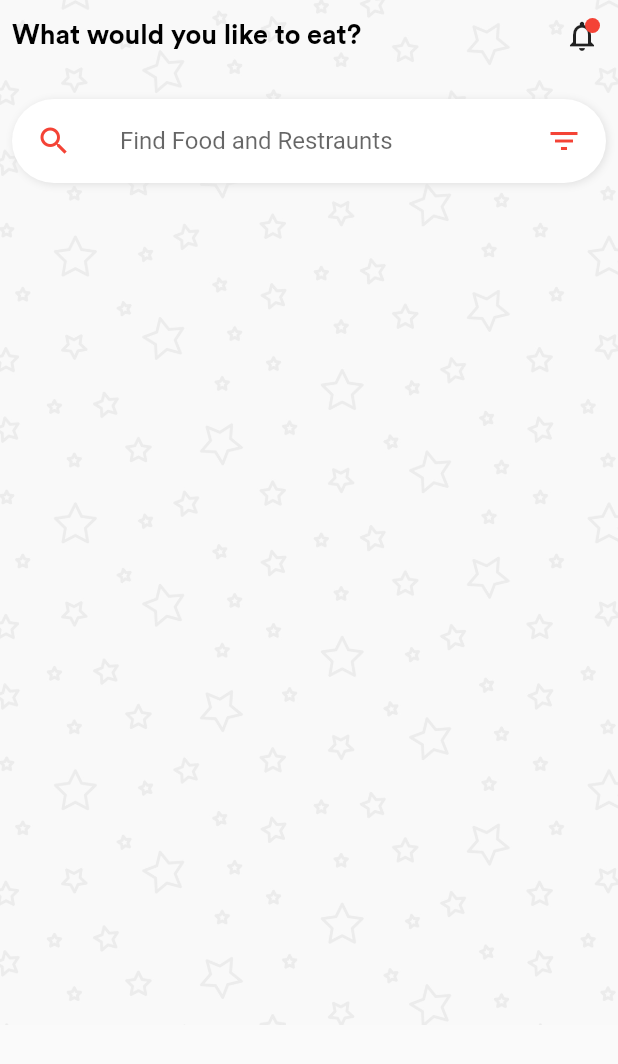
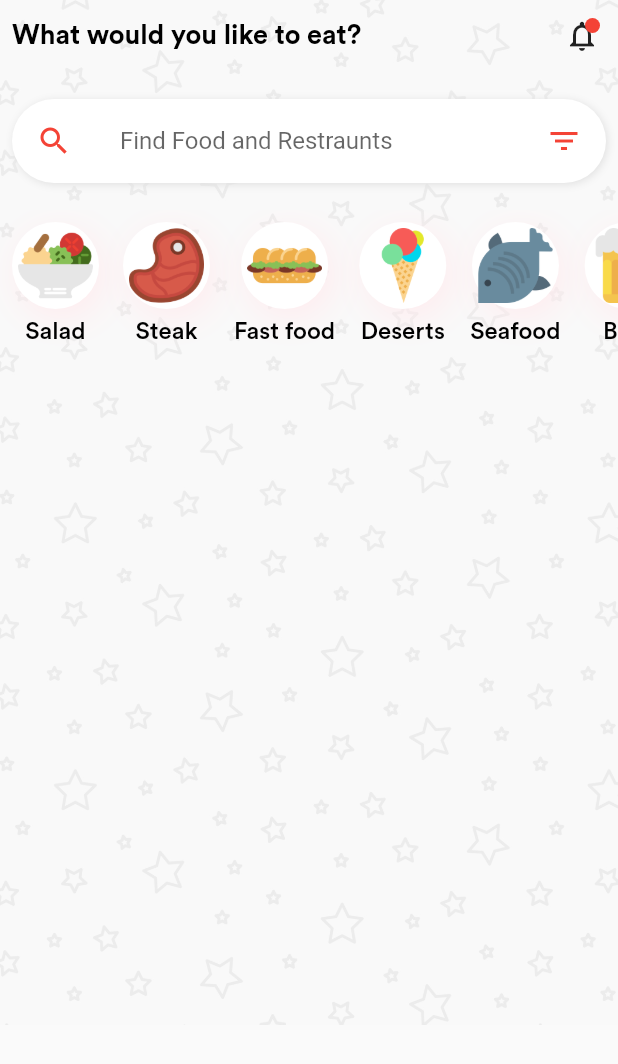
Before and after one commit to AbhishekMaira10/deldrone, a Flutter app: the screen it shows once a user with an empty profile is signed in, on a phone screen of 412 x 824 dp. Shown: the top 1064 px of the screen. Run offline on Flutter 3.47's test engine with Material 2 defaults, Android fonts, the phone set to English and light mode, and no system bars; our stand-ins replace firebase_auth, google_sign_in, simple_animations; accounts and stored records are empty.

Commit message:
added food categories

```diff
--- /dev/null
+++ b/App/lib/custom_widgets/ui_widgets/categories.dart
@@ -0,0 +1,59 @@
+import 'package:deldrone_customer/custom_widgets/custom_text.dart';
+import 'package:deldrone_customer/models/category.dart';
+import 'package:flutter/material.dart';
+
+List<Category> categoriesList = [
+  Category(name: "Salad", image: "salad.png"),
+  Category(name: "Steak", image: "steak.png"),
+  Category(name: "Fast food", image: "sandwich.png"),
+  Category(name: "Deserts", image: "ice-cream.png"),
+  Category(name: "Seafood", image: "fish.png"),
+  Category(name: "Beer", image: "pint.png"),
+];
+
+class Categories extends StatelessWidget {
+  @override
+  Widget build(BuildContext context) {
+    return Container(
+      height: 120,
+      child: ListView.builder(
+        scrollDirection: Axis.horizontal,
+        itemCount: categoriesList.length,
+        itemBuilder: (_, index) {
+          return Padding(
+            padding: const EdgeInsets.all(8.0),
+            child: Column(
+              children: <Widget>[
+                Container(
+                  decoration: BoxDecoration(
+                    color: Colors.white,
+                    borderRadius: BorderRadius.circular(30),
+                    boxShadow: [
+                      BoxShadow(
+                        color: Colors.red[50],
+                        offset: Offset(4, 6),
+                        blurRadius: 20,
+                      ),
+                    ],
+                  ),
+                  child: Padding(
+                    padding: const EdgeInsets.all(4.0),
+                    child: Image.asset(
+                      'assets/images/${categoriesList[index].image}',
+                      width: 50,
+                    ),
+                  ),
+                ),
+                SizedBox(height: 5),
+                CustomText(
+                    text: categoriesList[index].name,
+                    size: 16,
+                    family: 'Circular'),
+              ],
+            ),
+          );
+        },
+      ),
+    );
+  }
+}
--- /dev/null
+++ b/App/lib/models/category.dart
@@ -0,0 +1,9 @@
+import 'package:flutter/material.dart';
+
+class Category {
+  final String name;
+  final String image;
+
+  Category({@required this.name, @required this.image});
+
+}
--- a/App/lib/ui/home/home_page.dart
+++ b/App/lib/ui/home/home_page.dart
@@ -1,5 +1,6 @@
 import 'package:deldrone_customer/custom_widgets/alerts/platform_alert_dialog.dart';
 import 'package:deldrone_customer/custom_widgets/custom_text.dart';
+import 'package:deldrone_customer/custom_widgets/ui_widgets/categories.dart';
 import 'package:deldrone_customer/services/auth.dart';
 import 'package:deldrone_customer/ui/sign_in/sign_in_page.dart';
 import 'package:flutter/material.dart';
@@ -125,7 +126,9 @@ class _HomePageState extends State<HomePage> {
                         ),
                       ),
                     ),
-                  )
+                  ),
+                  SizedBox(height: 10),
+                  Categories(),
                 ],
               ),
             ],
```
